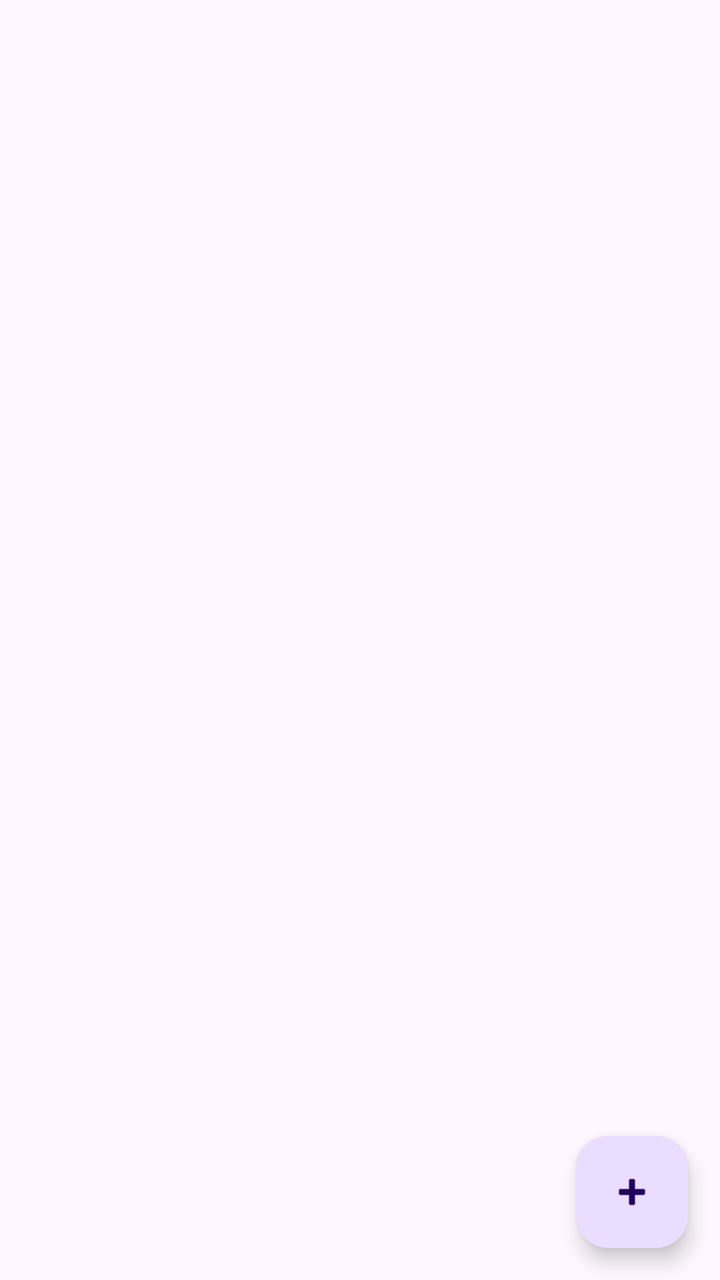
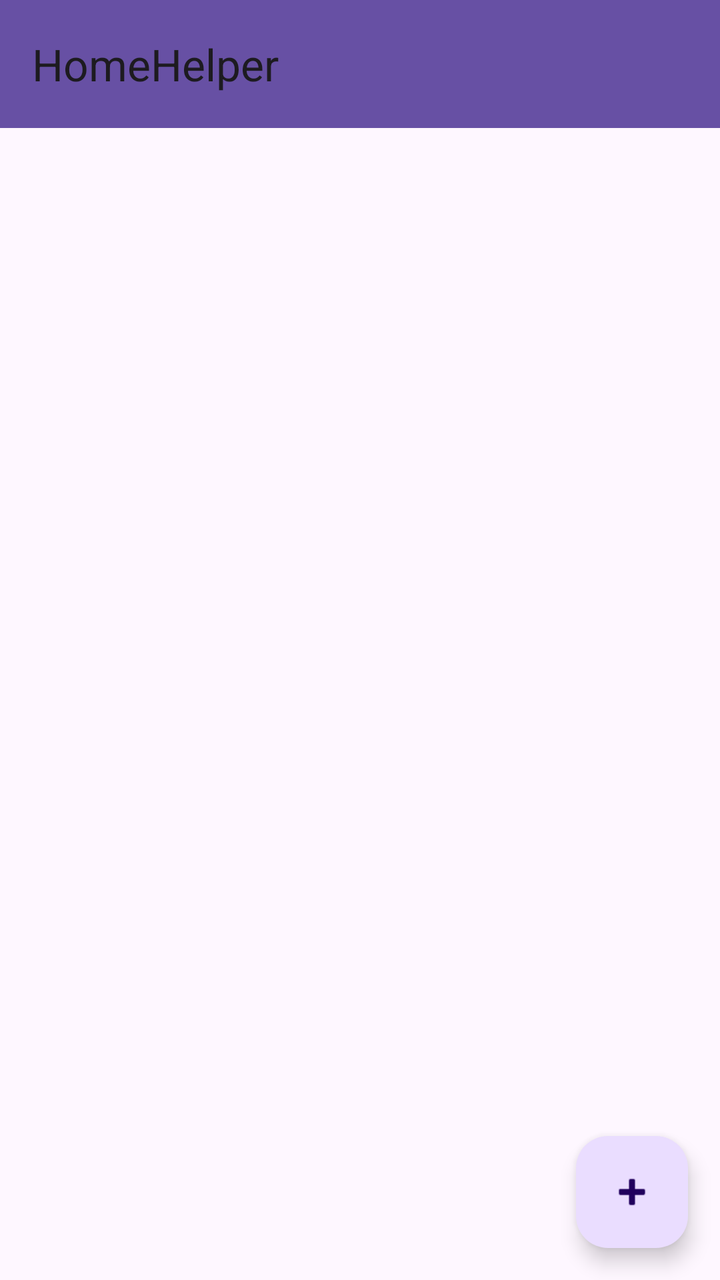

Compare the two renders of this Android layout. The source of the first and the diff that turns it into the second are given below.
<!-- AndroidManifest.xml: application theme Theme.HomeHelper -->
<!-- res/layout/activity_main.xml -->
<?xml version="1.0" encoding="utf-8"?>
<androidx.constraintlayout.widget.ConstraintLayout xmlns:android="http://schemas.android.com/apk/res/android"
    xmlns:app="http://schemas.android.com/apk/res-auto"
    xmlns:tools="http://schemas.android.com/tools"
    android:id="@+id/main"
    android:layout_width="match_parent"
    android:layout_height="match_parent"
    tools:context=".MainActivity">

    <com.google.android.material.floatingactionbutton.FloatingActionButton
        android:id="@+id/addButton"
        android:layout_width="wrap_content"
        android:layout_height="wrap_content"
        android:layout_margin="16dp"
        android:contentDescription="Add room"
        app:srcCompat="@android:drawable/ic_input_add"
        app:layout_constraintBottom_toBottomOf="parent"
        app:layout_constraintEnd_toEndOf="parent" />

    <androidx.recyclerview.widget.RecyclerView
        android:id="@+id/recyclerView"
        android:layout_width="match_parent"
        android:layout_height="0dp"
        app:layout_constraintTop_toTopOf="parent"
        app:layout_constraintBottom_toBottomOf="parent"
        app:layout_constraintStart_toStartOf="parent"
        app:layout_constraintEnd_toEndOf="parent" />

</androidx.constraintlayout.widget.ConstraintLayout>
<!-- resources referenced by this layout -->
<resources>
  <style name="Theme.HomeHelper" parent="Base.Theme.HomeHelper" />
  <style name="Base.Theme.HomeHelper" parent="Theme.Material3.DayNight.NoActionBar">
          
          
      </style>
</resources>

<!-- the commit's change to res/layout/activity_main.xml (unified diff, before → after) -->
@@ -2,28 +2,37 @@
 <androidx.constraintlayout.widget.ConstraintLayout xmlns:android="http://schemas.android.com/apk/res/android"
     xmlns:app="http://schemas.android.com/apk/res-auto"
     xmlns:tools="http://schemas.android.com/tools"
-    android:id="@+id/main"
+    android:id="@+id/main_container"
     android:layout_width="match_parent"
     android:layout_height="match_parent"
     tools:context=".MainActivity">
+
+    <com.google.android.material.appbar.MaterialToolbar
+        android:id="@+id/toolbar"
+        android:layout_width="match_parent"
+        android:layout_height="wrap_content"
+        android:background="?attr/colorPrimary"
+        app:title="HomeHelper"
+        app:layout_constraintTop_toTopOf="parent" />
+
+    <androidx.recyclerview.widget.RecyclerView
+        android:id="@+id/recyclerView"
+        android:layout_width="0dp"
+        android:layout_height="0dp"
+        android:layout_margin="16dp"
+        app:layout_constraintTop_toBottomOf="@id/toolbar"
+        app:layout_constraintStart_toStartOf="parent"
+        app:layout_constraintBottom_toBottomOf="parent"
+        app:layout_constraintEnd_toEndOf="parent" />
 
     <com.google.android.material.floatingactionbutton.FloatingActionButton
         android:id="@+id/addButton"
         android:layout_width="wrap_content"
         android:layout_height="wrap_content"
         android:layout_margin="16dp"
-        android:contentDescription="Add room"
+        android:contentDescription="@string/add_room"
         app:srcCompat="@android:drawable/ic_input_add"
         app:layout_constraintBottom_toBottomOf="parent"
         app:layout_constraintEnd_toEndOf="parent" />
 
-    <androidx.recyclerview.widget.RecyclerView
-        android:id="@+id/recyclerView"
-        android:layout_width="match_parent"
-        android:layout_height="0dp"
-        app:layout_constraintTop_toTopOf="parent"
-        app:layout_constraintBottom_toBottomOf="parent"
-        app:layout_constraintStart_toStartOf="parent"
-        app:layout_constraintEnd_toEndOf="parent" />
-
 </androidx.constraintlayout.widget.ConstraintLayout>
<!-- resource entries referenced after the edit -->
@@ -1,5 +1,6 @@
 <!-- resources referenced by this layout -->
 <resources>
+  <string name="add_room">Add room</string>
   <style name="Theme.HomeHelper" parent="Base.Theme.HomeHelper" />
   <style name="Base.Theme.HomeHelper" parent="Theme.Material3.DayNight.NoActionBar">
           
